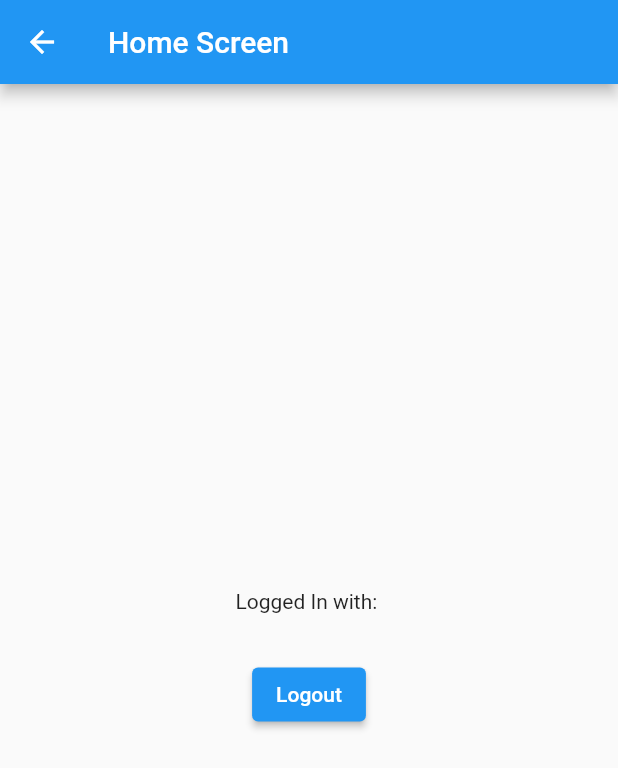
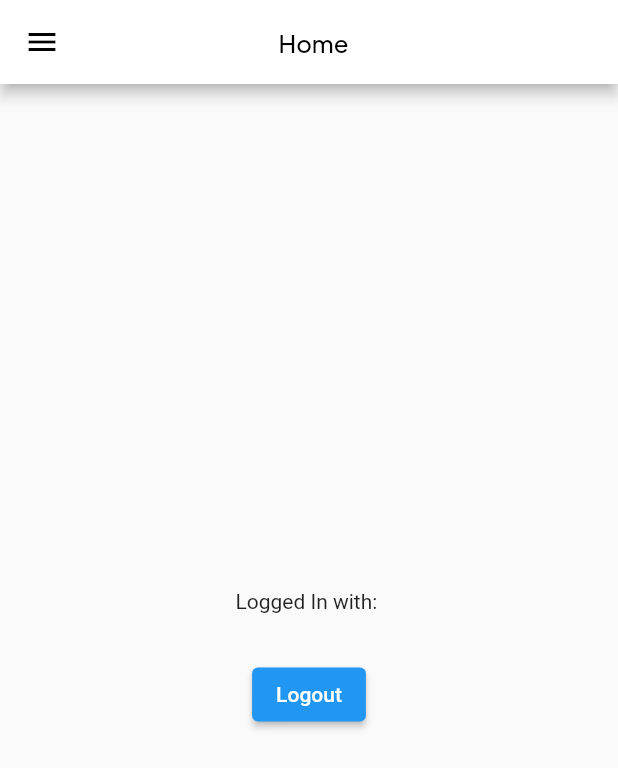
Before and after one commit to galihtra/warebox_buyer, a Flutter app: the HomeScreen screen opened directly, on a phone screen of 412 x 824 dp. Shown: the top 768 px of the screen. Run offline on Flutter 3.47's test engine with Material 2 defaults, Android fonts, the phone set to English and light mode, and no system bars; our stand-ins replace cloud_firestore, firebase_auth, firebase_core, google_fonts; accounts and stored records are empty.

Commit message:
revisi register

```diff
--- a/lib/pages/home/home_screen.dart
+++ b/lib/pages/home/home_screen.dart
@@ -1,5 +1,6 @@
 import 'package:firebase_auth/firebase_auth.dart';
 import 'package:flutter/material.dart';
+import 'package:google_fonts/google_fonts.dart';
 
 import '../auth/login_screen.dart';
 
@@ -18,7 +19,34 @@ class _HomeScreenState extends State<HomeScreen> {
     String? userEmail = _auth.currentUser!.email;
     return Scaffold(
       appBar: AppBar(
-        title: const Text("Home Screen"),
+        backgroundColor: Colors.white,
+        automaticallyImplyLeading: true,
+        leading: Align(
+          alignment: const AlignmentDirectional(0.00, 0.00),
+          child: IconButton(
+            icon: const Icon(
+              Icons.menu,
+              color: Colors.black,
+              size: 24,
+            ),
+            onPressed: () {},
+          ),
+        ),
+        title: Align(
+          alignment: const AlignmentDirectional(0.00, 0.00),
+          child: Padding(
+            padding: const EdgeInsetsDirectional.fromSTEB(0, 0, 50, 0),
+            child: Text(
+              'Home',
+              textAlign: TextAlign.start,
+              style: GoogleFonts.plusJakartaSans(
+                fontSize: 16,
+                fontWeight: FontWeight.w500,
+                color: Colors.black
+              ),
+            ),
+          ),
+        ),
       ),
       body: Center(
         child: Padding(
```
Also changed, not shown: lib/pages/auth/signup_screen.dart (+6 -19 lines).
